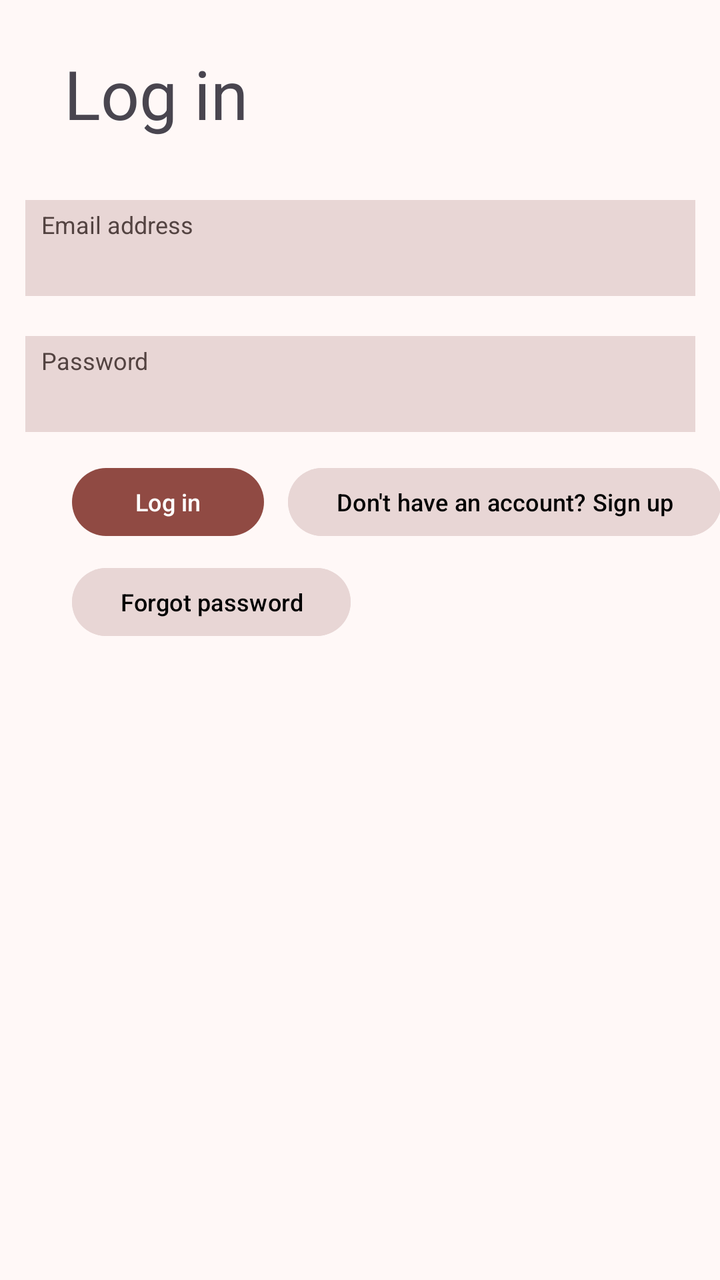
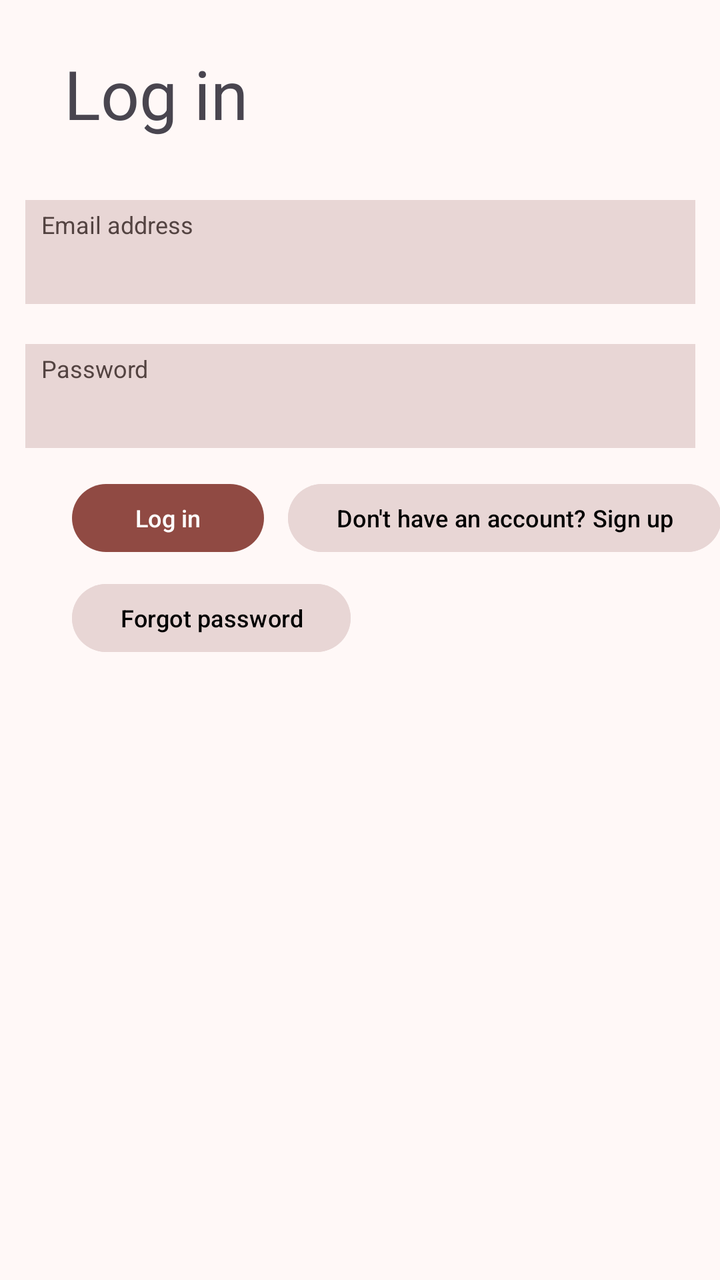

Two renders of the same Android screen: before a commit and after it. Below are the layout's source before the change and the commit's diff.
<!-- AndroidManifest.xml: application theme Theme.LendAHand -->
<!-- res/layout/activity_login_page.xml -->
<?xml version="1.0" encoding="utf-8"?>
<androidx.constraintlayout.widget.ConstraintLayout xmlns:android="http://schemas.android.com/apk/res/android"
    xmlns:app="http://schemas.android.com/apk/res-auto"
    xmlns:tools="http://schemas.android.com/tools"
    android:id="@+id/main"
    android:layout_width="match_parent"
    android:layout_height="match_parent"
    android:foregroundTint="#00C3AFAF"
    tools:context=".loginPage">

    <TextView
        android:id="@+id/logInHeader"
        android:layout_width="wrap_content"
        android:layout_height="wrap_content"
        android:layout_marginStart="32dp"
        android:layout_marginTop="24dp"
        android:text="@string/log_in"
        android:textSize="34sp"
        app:layout_constraintStart_toStartOf="parent"
        app:layout_constraintTop_toTopOf="parent" />

    <EditText
        android:id="@+id/emailEntryLogin"
        android:layout_width="335dp"
        android:layout_height="48dp"
        android:layout_marginTop="100dp"
        android:background="@color/md_theme_surfaceDim"
        android:ems="10"
        android:includeFontPadding="true"
        android:inputType="text|textEmailAddress"
        android:textAlignment="textStart"
        android:textSize="14sp"
        app:layout_constraintEnd_toEndOf="parent"
        app:layout_constraintStart_toStartOf="parent"
        app:layout_constraintTop_toTopOf="parent" />

    <EditText
        android:id="@+id/itemNameEntry"
        android:layout_width="335dp"
        android:layout_height="48dp"
        android:layout_marginTop="20dp"
        android:background="@color/md_theme_surfaceDim"
        android:ems="10"
        android:includeFontPadding="true"
        android:inputType="text|textPassword"
        android:textAlignment="textStart"
        android:textSize="14sp"
        app:layout_constraintEnd_toEndOf="parent"
        app:layout_constraintHorizontal_bias="0.513"
        app:layout_constraintStart_toStartOf="parent"
        app:layout_constraintTop_toBottomOf="@+id/emailEntryLogin" />

    <TextView
        android:id="@+id/itemNameText"
        android:layout_width="wrap_content"
        android:layout_height="wrap_content"
        android:layout_marginStart="8dp"
        android:layout_marginTop="4dp"
        android:text="@string/password"
        android:textSize="12sp"
        android:textColor="@color/md_theme_onSurfaceVariant"        app:layout_constraintStart_toStartOf="@+id/itemNameEntry"
        app:layout_constraintTop_toTopOf="@+id/itemNameEntry" />

    <Button
        android:id="@+id/loginButton"
        android:layout_width="96dp"
        android:layout_height="42dp"
        android:layout_marginStart="36dp"
        android:layout_marginTop="14dp"
        android:onClick="logInClick"
        android:text="@string/log_in"
        android:textSize="12sp"
        app:layout_constraintStart_toStartOf="parent"
        app:layout_constraintTop_toBottomOf="@+id/itemNameEntry" />

    <Button
        android:id="@+id/altsignUpButton"
        android:layout_width="wrap_content"
        android:layout_height="42dp"
        android:layout_marginStart="12dp"
        android:layout_marginTop="14dp"
        android:backgroundTint="@color/md_theme_surfaceDim"
        android:onClick="signUpClick"
        android:text="@string/don_t_have_an_account_sign_up"
        android:textColor="@color/md_theme_scrim"
        android:textSize="12sp"
        app:layout_constraintStart_toEndOf="@+id/loginButton"
        app:layout_constraintTop_toBottomOf="@+id/itemNameEntry" />

    <Button
        android:id="@+id/forgotPassButton"
        android:layout_width="wrap_content"
        android:layout_height="42dp"
        android:layout_marginStart="36dp"
        android:layout_marginTop="8dp"
        android:backgroundTint="@color/md_theme_surfaceDim"
        android:onClick="changePassClick"
        android:text="@string/forgot_password"
        android:textColor="@color/md_theme_scrim"
        android:textSize="12sp"
        app:layout_constraintStart_toStartOf="parent"
        app:layout_constraintTop_toBottomOf="@+id/loginButton" />

    <TextView
        android:id="@+id/emailAddText2"
        android:layout_width="wrap_content"
        android:layout_height="wrap_content"
        android:layout_marginStart="8dp"
        android:layout_marginTop="4dp"
        android:text="@string/email_address"
        android:textColor="@color/md_theme_onSurfaceVariant"        android:textSize="12sp"
        app:layout_constraintStart_toStartOf="@+id/emailEntryLogin"
        app:layout_constraintTop_toTopOf="@+id/emailEntryLogin" />
</androidx.constraintlayout.widget.ConstraintLayout>
<!-- resources referenced by this layout -->
<resources>
  <style name="AppTheme" parent="Theme.Material3.Light.NoActionBar">
  
          <item name="chipStyle">@style/Widget.MyApp.Chip</item>
  
          <item name="colorPrimary">@color/md_theme_primary</item>
          <item name="colorOnPrimary">@color/md_theme_onPrimary</item>
          <item name="colorPrimaryContainer">@color/md_theme_primaryContainer</item>
          <item name="colorOnPrimaryContainer">@color/md_theme_onPrimaryContainer</item>
          <item name="colorSecondary">@color/md_theme_secondary</item>
          <item name="colorOnSecondary">@color/md_theme_onSecondary</item>
          <item name="colorSecondaryContainer">@color/md_theme_secondaryContainer</item>
          <item name="colorOnSecondaryContainer">@color/md_theme_onSecondaryContainer</item>
          <item name="colorTertiary">@color/md_theme_tertiary</item>
          <item name="colorOnTertiary">@color/md_theme_onTertiary</item>
          <item name="colorTertiaryContainer">@color/md_theme_tertiaryContainer</item>
          <item name="colorOnTertiaryContainer">@color/md_theme_onTertiaryContainer</item>
          <item name="colorError">@color/md_theme_error</item>
          <item name="colorOnError">@color/md_theme_onError</item>
          <item name="colorErrorContainer">@color/md_theme_errorContainer</item>
          <item name="colorOnErrorContainer">@color/md_theme_onErrorContainer</item>
          <item name="android:colorBackground">@color/md_theme_background</item>
          <item name="colorOnBackground">@color/md_theme_onBackground</item>
          <item name="colorSurface">@color/md_theme_surface</item>
          <item name="colorOnSurface">@color/md_theme_onSurface</item>
          <item name="colorSurfaceVariant">@color/md_theme_surfaceVariant</item>
          <item name="colorOnSurfaceVariant">@color/md_theme_onSurfaceVariant</item>
          <item name="colorOutline">@color/md_theme_outline</item>
          <item name="colorOutlineVariant">@color/md_theme_outlineVariant</item>
          <item name="colorSurfaceInverse">@color/md_theme_inverseSurface</item>
          <item name="colorOnSurfaceInverse">@color/md_theme_inverseOnSurface</item>
          <item name="colorPrimaryInverse">@color/md_theme_inversePrimary</item>
          <item name="colorPrimaryFixed">@color/md_theme_primaryFixed</item>
          <item name="colorOnPrimaryFixed">@color/md_theme_onPrimaryFixed</item>
          <item name="colorPrimaryFixedDim">@color/md_theme_primaryFixedDim</item>
          <item name="colorOnPrimaryFixedVariant">@color/md_theme_onPrimaryFixedVariant</item>
          <item name="colorSecondaryFixed">@color/md_theme_secondaryFixed</item>
          <item name="colorOnSecondaryFixed">@color/md_theme_onSecondaryFixed</item>
          <item name="colorSecondaryFixedDim">@color/md_theme_secondaryFixedDim</item>
          <item name="colorOnSecondaryFixedVariant">@color/md_theme_onSecondaryFixedVariant</item>
          <item name="colorTertiaryFixed">@color/md_theme_tertiaryFixed</item>
          <item name="colorOnTertiaryFixed">@color/md_theme_onTertiaryFixed</item>
          <item name="colorTertiaryFixedDim">@color/md_theme_tertiaryFixedDim</item>
          <item name="colorOnTertiaryFixedVariant">@color/md_theme_onTertiaryFixedVariant</item>
          <item name="colorSurfaceDim">@color/md_theme_surfaceDim</item>
          <item name="colorSurfaceBright">@color/md_theme_surfaceBright</item>
          <item name="colorSurfaceContainerLowest">@color/md_theme_surfaceContainerLowest</item>
          <item name="colorSurfaceContainerLow">@color/md_theme_surfaceContainerLow</item>
          <item name="colorSurfaceContainer">@color/md_theme_surfaceContainer</item>
          <item name="colorSurfaceContainerHigh">@color/md_theme_surfaceContainerHigh</item>
          <item name="colorSurfaceContainerHighest">@color/md_theme_surfaceContainerHighest</item>
      </style>
  <!-- unchanged entries left out for length: 55 -->
</resources>

<!-- the commit's change to res/layout/activity_login_page.xml (unified diff, before → after) -->
@@ -22,7 +22,7 @@
     <EditText
         android:id="@+id/emailEntryLogin"
         android:layout_width="335dp"
-        android:layout_height="48dp"
+        android:layout_height="52dp"
         android:layout_marginTop="100dp"
         android:background="@color/md_theme_surfaceDim"
         android:ems="10"
@@ -37,7 +37,7 @@
     <EditText
         android:id="@+id/itemNameEntry"
         android:layout_width="335dp"
-        android:layout_height="48dp"
+        android:layout_height="52dp"
         android:layout_marginTop="20dp"
         android:background="@color/md_theme_surfaceDim"
         android:ems="10"
@@ -46,7 +46,6 @@
         android:textAlignment="textStart"
         android:textSize="14sp"
         app:layout_constraintEnd_toEndOf="parent"
-        app:layout_constraintHorizontal_bias="0.513"
         app:layout_constraintStart_toStartOf="parent"
         app:layout_constraintTop_toBottomOf="@+id/emailEntryLogin" />
 
@@ -108,7 +107,9 @@
         android:layout_marginStart="8dp"
         android:layout_marginTop="4dp"
         android:text="@string/email_address"
-        android:textColor="@color/md_theme_onSurfaceVariant"        android:textSize="12sp"
+        android:textColor="@color/md_theme_onSurfaceVariant"
+        android:textSize="12sp"
         app:layout_constraintStart_toStartOf="@+id/emailEntryLogin"
         app:layout_constraintTop_toTopOf="@+id/emailEntryLogin" />
+
 </androidx.constraintlayout.widget.ConstraintLayout>
<!-- resource entries referenced after the edit -->
@@ -3,6 +3,10 @@
   <style name="AppTheme" parent="Theme.Material3.Light.NoActionBar">
   
           <item name="chipStyle">@style/Widget.MyApp.Chip</item>
+  
+          <item name="android:navigationBarColor">@android:color/transparent</item>
+          <item name="android:statusBarColor">@android:color/transparent</item>
+          <item name="android:windowLightStatusBar">@android:color/transparent</item>
   
           <item name="colorPrimary">@color/md_theme_primary</item>
           <item name="colorOnPrimary">@color/md_theme_onPrimary</item>
